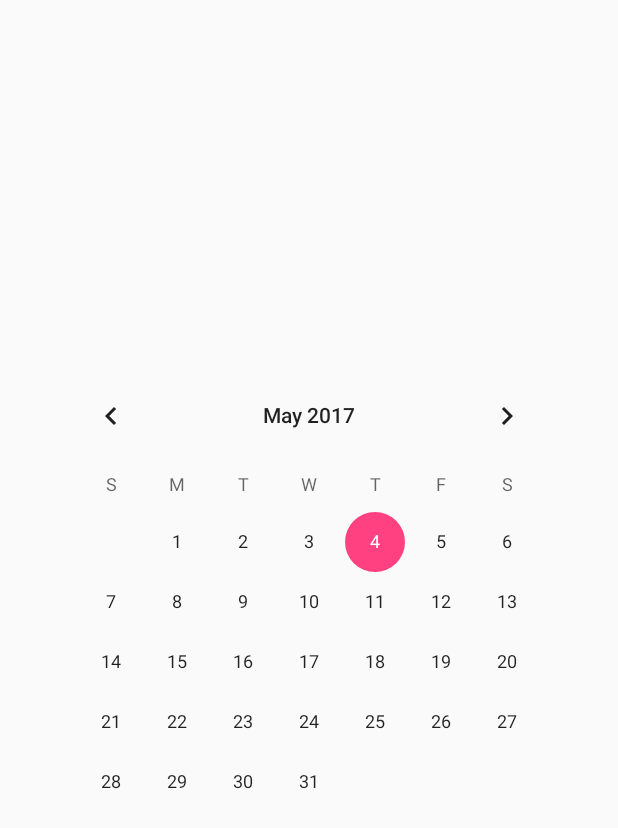
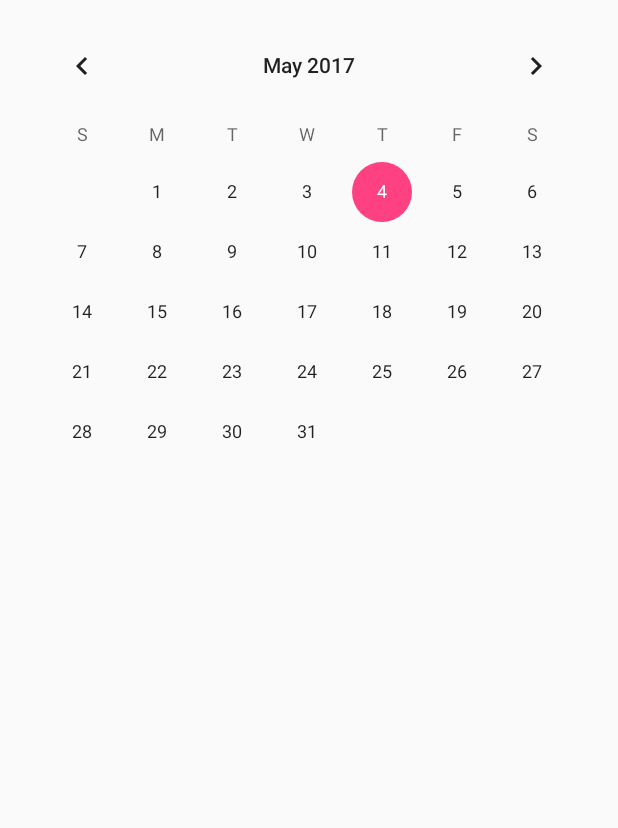
Before and after one commit to Kenjum/CS480_Bolide, an Android app: the layout fragment_view_month.xml on its own in the app's theme, with its tools: preview values and no code run, on a phone screen of 412 x 824 dp. Shown: the top 828 px of the screen. Run offline under Robolectric (Android 15) with nearby library versions, the phone set to English and light mode, and no system bars.

Commit message:
Update fragment_view_month.xml

```diff
--- a/Project 3/MyApplication/app/src/main/res/layout/fragment_view_month.xml
+++ b/Project 3/MyApplication/app/src/main/res/layout/fragment_view_month.xml
@@ -11,18 +11,17 @@
         android:layout_width="match_parent"
         android:layout_height="match_parent">
 
-        <CalendarView
-            android:id="@+id/calendarView"
-            android:layout_width="wrap_content"
-            android:layout_height="wrap_content"
-            app:layout_constraintBottom_toBottomOf="parent"
-            android:layout_marginBottom="8dp"
-            app:layout_constraintTop_toTopOf="parent"
-            android:layout_marginTop="8dp"
-            android:layout_marginRight="8dp"
-            app:layout_constraintRight_toRightOf="parent"
-            android:layout_marginLeft="8dp"
-            app:layout_constraintLeft_toLeftOf="parent" />
     </android.support.constraint.ConstraintLayout>
 
+
+    <CalendarView
+        android:id="@+id/calender"
+        android:layout_margin="10dp"
+        android:layout_width="match_parent"
+        android:layout_height="match_parent"
+        >
+    </CalendarView>
+
+
+
 </FrameLayout>
```
